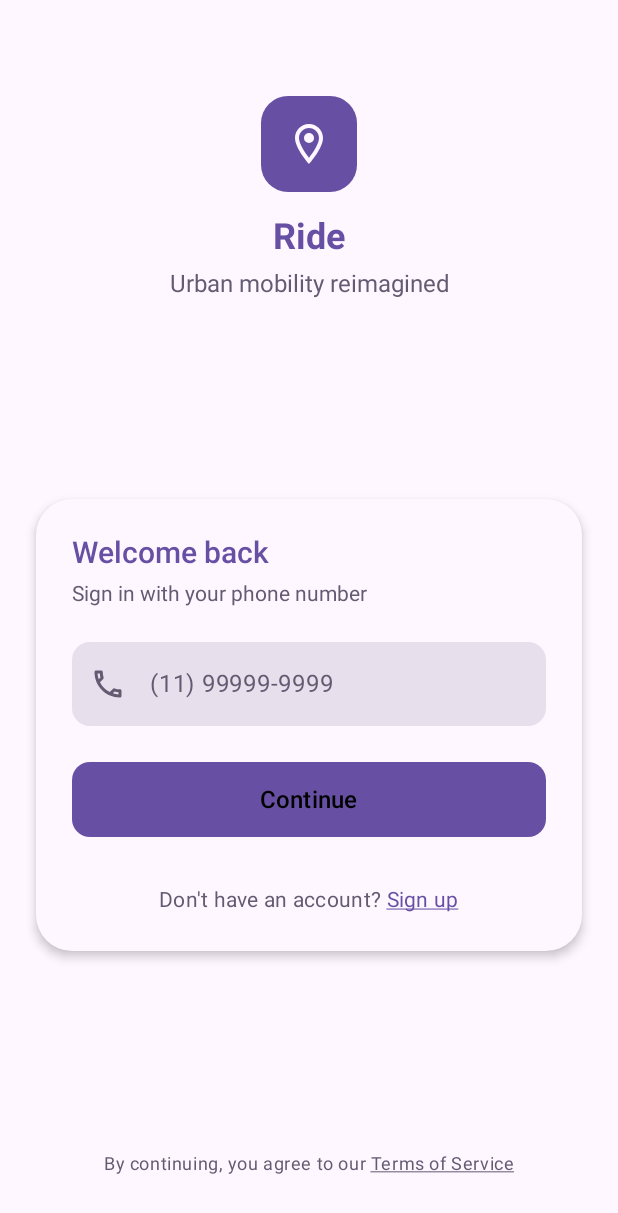
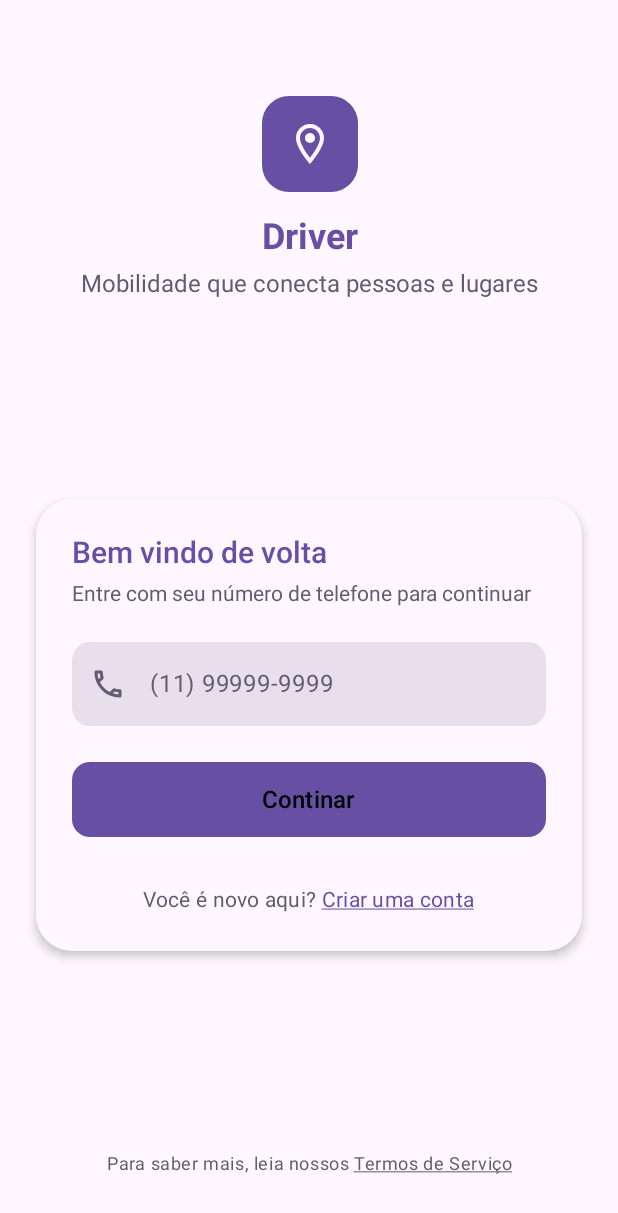
Before and after one commit to triapp25/triapp-mobile-driver, an Android app built with Jetpack Compose: the @Preview function MainPreview, on a phone screen of 412 x 824 dp. Shown: the top 1213 px of the screen. Run offline under Robolectric (Android 15) with nearby library versions, the light colour scheme and no system bars; our stand-ins replace Room's generated code; libraries missing offline, so code that uses them is left out: com.russhwolf.settings, de.jensklingenberg.ktorfit, dev.gitlive.firebase.

Commit message:
Translates UI text to Brazilian Portuguese
Updates the UI to display text in Brazilian Portuguese, improving the user experience for Portuguese-speaking users.
This includes translating labels, button text, and other display elements in the login, signup, home, and rating screens.

```diff
--- a/composeApp/src/commonMain/kotlin/com/triappdriver/presentation/feature/login/LoginScreen.kt
+++ b/composeApp/src/commonMain/kotlin/com/triappdriver/presentation/feature/login/LoginScreen.kt
@@ -200,8 +200,8 @@ fun RideLoginScreen(
     ) {
         // Logo Section
         AppLogo(
-            title = "Ride",
-            subtitle = "Urban mobility reimagined",
+            title = "Driver",
+            subtitle = "Mobilidade que conecta pessoas e lugares",
             icon = Icons.Outlined.LocationOn
         )
 
@@ -219,7 +219,7 @@ fun RideLoginScreen(
                 horizontalAlignment = Alignment.CenterHorizontally
             ) {
                 Text(
-                    text = "Welcome back",
+                    text = "Bem vindo de volta",
                     color = MaterialTheme.colorScheme.primary,
                     fontSize = 20.sp,
                     fontWeight = FontWeight.Medium,
@@ -227,7 +227,7 @@ fun RideLoginScreen(
                 )
                 Spacer(modifier = Modifier.height(8.dp))
                 Text(
-                    text = "Sign in with your phone number",
+                    text = "Entre com seu número de telefone para continuar",
                     color = MaterialTheme.colorScheme.secondary,
                     fontSize = 14.sp,
                     modifier = Modifier.align(Alignment.Start)
@@ -245,14 +245,14 @@ fun RideLoginScreen(
 
                 Spacer(modifier = Modifier.height(24.dp))
 
-                AppButton(text = "Continue", onClick = { onLoginClick(phoneNumber) })
+                AppButton(text = "Continar", onClick = { onLoginClick(phoneNumber) })
 
                 Spacer(modifier = Modifier.height(16.dp))
 
                 Spacer(modifier = Modifier.height(16.dp))
 
                 val signUpText = buildAnnotatedString {
-                    append("Don't have an account? ")
+                    append("Você é novo aqui? ")
                     pushStringAnnotation(tag = "signup", annotation = "signup")
                     withStyle(
                         style = SpanStyle(
@@ -260,7 +260,7 @@ fun RideLoginScreen(
                             textDecoration = TextDecoration.Underline
                         )
                     ) {
-                        append("Sign up")
+                        append("Criar uma conta")
                     }
                     pop()
                 }
@@ -282,10 +282,10 @@ fun RideLoginScreen(
 
         // Footer
         val termsText = buildAnnotatedString {
-            append("By continuing, you agree to our ")
-            pushStringAnnotation(tag = "terms", annotation = "terms")
+            append("Para saber mais, leia nossos ")
+            pushStringAnnotation(tag = "Termos", annotation = "Termos")
             withStyle(style = SpanStyle(textDecoration = TextDecoration.Underline)) {
-                append("Terms of Service")
+                append("Termos de Serviço")
             }
             pop()
         }
--- a/composeApp/src/commonMain/kotlin/com/triappdriver/presentation/feature/login/LoginViewModel.kt
+++ b/composeApp/src/commonMain/kotlin/com/triappdriver/presentation/feature/login/LoginViewModel.kt
@@ -57,7 +57,7 @@ class LoginViewModel(
                 phoneVerificationId = result.getOrNull()
                 sendEffect(LoginEffect.ShowSnackbar("SMS enviado"))
             } else {
-                sendEffect(LoginEffect.ShowError(result.exceptionOrNull()?.message ?: "Failed to send reset link"))
+                sendEffect(LoginEffect.ShowError(result.exceptionOrNull()?.message ?: "Falha ao enviar SMS"))
             }
 
             updateState { it.copy(isLoading = false) }
@@ -72,11 +72,11 @@ class LoginViewModel(
 
             val result = firebaseManager.verifyPhoneCode(id, code)
             if (result.isSuccess) {
-                sendEffect(LoginEffect.ShowSnackbar("Code verified successfully"))
+                sendEffect(LoginEffect.ShowSnackbar("Código verificado com sucesso"))
                 updateState { it.copy(step = LoginStep.Login) }
                 sendEffect(LoginEffect.NavigateToHome)
             } else {
-                sendEffect(LoginEffect.ShowError(result.exceptionOrNull()?.message ?: "Invalid code"))
+                sendEffect(LoginEffect.ShowError(result.exceptionOrNull()?.message ?: "Código inválido"))
             }
 
             updateState { it.copy(isLoading = false) }
```
Also changed, not shown: composeApp/src/commonMain/kotlin/com/triappdriver/presentation/feature/home/HomeScreen.kt (+18 -18 lines), composeApp/src/commonMain/kotlin/com/triappdriver/presentation/feature/rating/RatingScreen.kt (+8 -8 lines), composeApp/src/commonMain/kotlin/com/triappdriver/presentation/feature/signup/SignupFlowScreen.kt (+21 -21 lines), composeApp/src/commonMain/kotlin/com/triappdriver/presentation/feature/signup/SignupViewModel.kt (+8 -8 lines).
